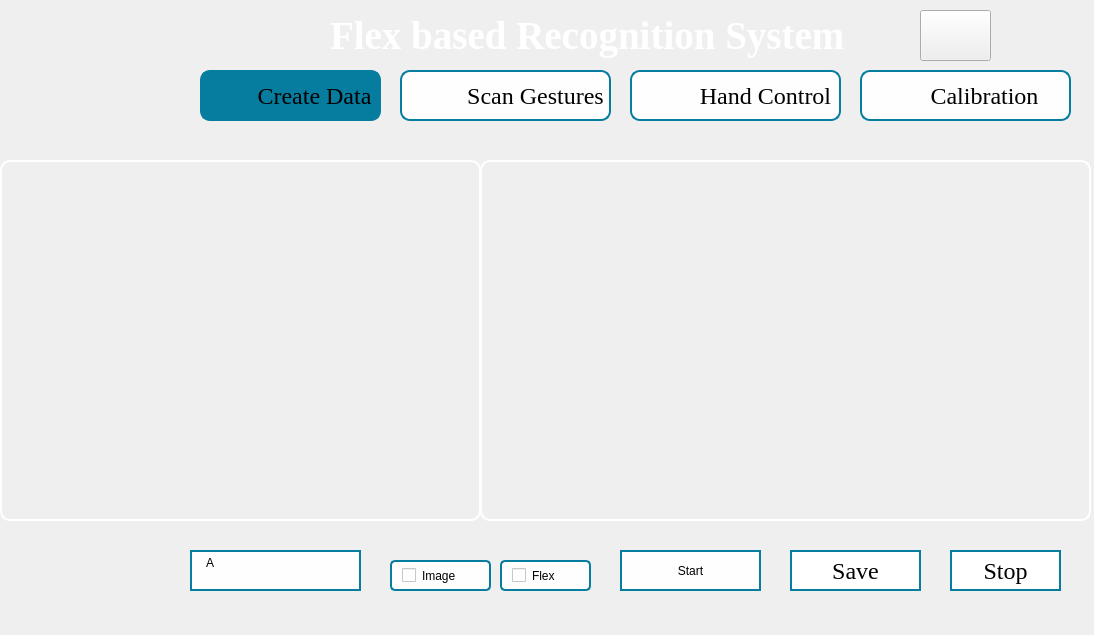
liudongdong1/DataGlove, file ui_files/create_gesture.ui: the form before one commit.
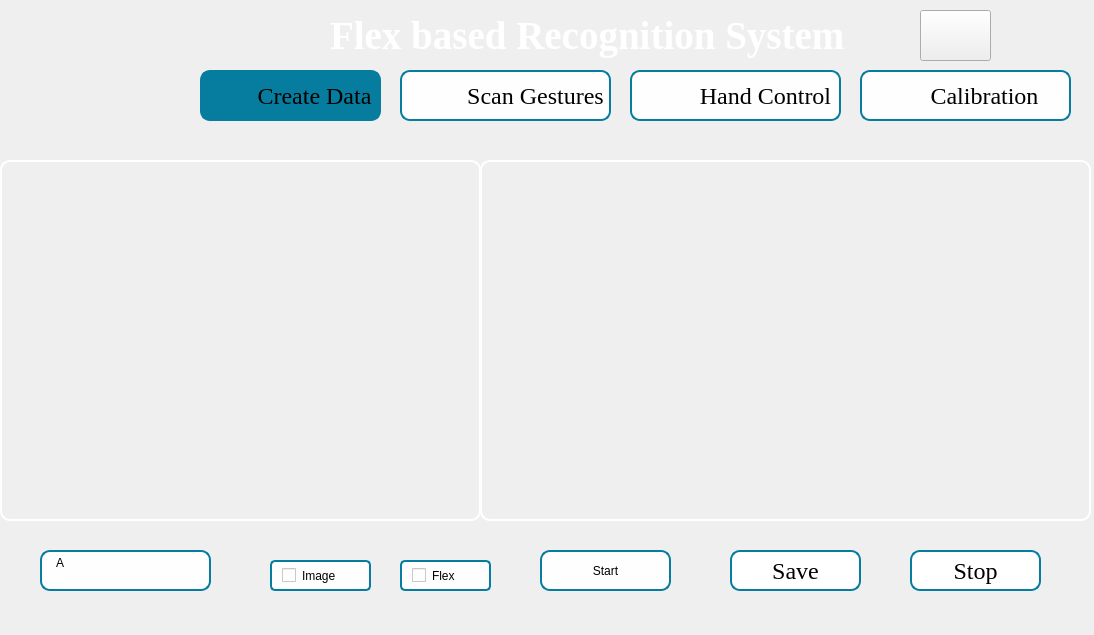
The form after the commit. Icons and pictures are not drawn.

```diff
--- a/ui_files/create_gesture.ui
+++ b/ui_files/create_gesture.ui
@@ -267,7 +267,7 @@
    <widget class="QPlainTextEdit" name="plainTextEdit">
     <property name="geometry">
      <rect>
-      <x>190</x>
+      <x>40</x>
       <y>550</y>
       <width>171</width>
       <height>41</height>
@@ -280,6 +280,7 @@
 background-color:#fefefe;
 border: 2px solid #067d9e; 
 font: 18pt &quot;TImes New Roman&quot;;
+border-radius: 10px;
 }</string>
     </property>
     <property name="frameShape">
@@ -292,9 +293,9 @@
    <widget class="QPushButton" name="pushButton_2">
     <property name="geometry">
      <rect>
-      <x>620</x>
+      <x>540</x>
       <y>550</y>
-      <width>141</width>
+      <width>131</width>
       <height>41</height>
      </rect>
     </property>
@@ -305,6 +306,7 @@
 border: 2px solid #067d9e; 
 font: 18pt &quot;Times New Roman&quot;;
 background-repeat:none;
+border-radius: 10px;
 }
 QPushButton#pushButton_2:hover
 {
@@ -319,7 +321,7 @@
    <widget class="QPushButton" name="pushButton">
     <property name="geometry">
      <rect>
-      <x>790</x>
+      <x>730</x>
       <y>550</y>
       <width>131</width>
       <height>41</height>
@@ -341,6 +343,7 @@
 border: 2px solid #067d9e; 
 font: 18pt &quot;Times New Roman&quot;;
 background-repeat:none;
+border-radius: 10px;
 }
 QPushButton#pushButton:hover
 {
@@ -372,9 +375,9 @@
    <widget class="QPushButton" name="pushButton_3">
     <property name="geometry">
      <rect>
-      <x>950</x>
+      <x>910</x>
       <y>550</y>
-      <width>111</width>
+      <width>131</width>
       <height>41</height>
      </rect>
     </property>
@@ -397,6 +400,7 @@
 border: 2px solid #067d9e;  
 font: 18pt &quot;Times New Roman&quot;;
 background-repeat:none;
+border-radius: 10px;
 }
 QPushButton#pushButton_3:hover
 {
@@ -411,7 +415,7 @@
    <widget class="QCheckBox" name="checkBox">
     <property name="geometry">
      <rect>
-      <x>390</x>
+      <x>270</x>
       <y>560</y>
       <width>101</width>
       <height>31</height>
@@ -433,7 +437,7 @@
    <widget class="QCheckBox" name="checkBox_2">
     <property name="geometry">
      <rect>
-      <x>500</x>
+      <x>400</x>
       <y>560</y>
       <width>91</width>
       <height>31</height>
```
